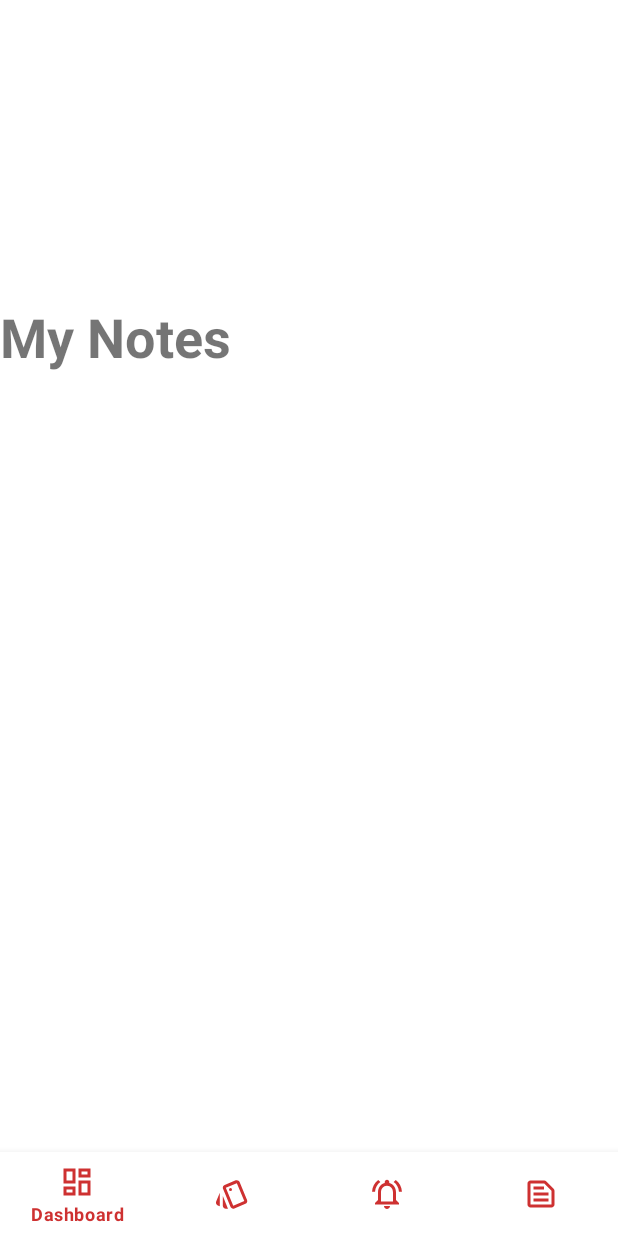
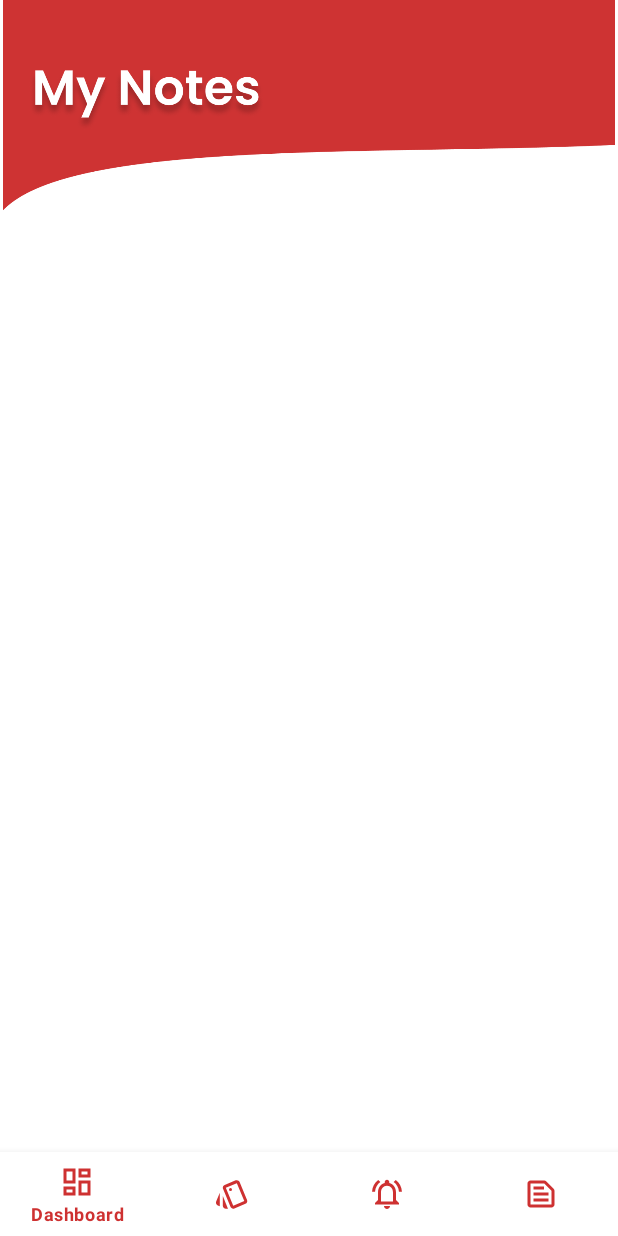
Before and after one commit to KaranRajpara1/GearUp, an Android app: the fragment MyNotesFragment placed in its activity, on a phone screen of 412 x 824 dp. Run offline under Robolectric (Android 15) with nearby library versions, the phone set to English and light mode, and no system bars.

Commit message:
notifications , invitations and my notes layout designed

```diff
--- a/app/src/main/res/layout/fragment_my_notes.xml
+++ b/app/src/main/res/layout/fragment_my_notes.xml
@@ -1,23 +1,15 @@
 <?xml version="1.0" encoding="utf-8"?>
-<androidx.constraintlayout.widget.ConstraintLayout xmlns:android="http://schemas.android.com/apk/res/android"
+<RelativeLayout xmlns:android="http://schemas.android.com/apk/res/android"
     xmlns:tools="http://schemas.android.com/tools"
     android:layout_width="match_parent"
     android:layout_height="match_parent"
     xmlns:app="http://schemas.android.com/apk/res-auto"
     tools:context=".fragments.MyNotesFragment">
 
-    <!-- TODO: Update blank fragment layout -->
-    <TextView
-        android:layout_width="match_parent"
-        android:layout_height="match_parent"
-        android:text="My Notes"
-        android:layout_marginTop="200dp"
-        android:textStyle="bold"
-        android:textSize="36sp"
-        app:layout_constraintTop_toTopOf="parent"
-        app:layout_constraintBottom_toBottomOf="parent"
-        app:layout_constraintLeft_toLeftOf="parent"
-        app:layout_constraintLeft_toRightOf="parent"
-        />
+    <ImageView
+        android:layout_width="550dp"
+        android:layout_height="160dp"
+        android:src="@drawable/student_mynotes"/>
 
-</androidx.constraintlayout.widget.ConstraintLayout>
+
+</RelativeLayout>
```
Also changed, not shown: app/src/main/res/layout/fragment_invitation.xml (+7 -15 lines), app/src/main/res/layout/fragment_notification.xml (+7 -15 lines), app/src/main/res/drawable-v24/student_invitation.png (added), app/src/main/res/drawable-v24/student_mynotes.png (added), app/src/main/res/drawable-v24/student_notification.png (added), 3 other files.
